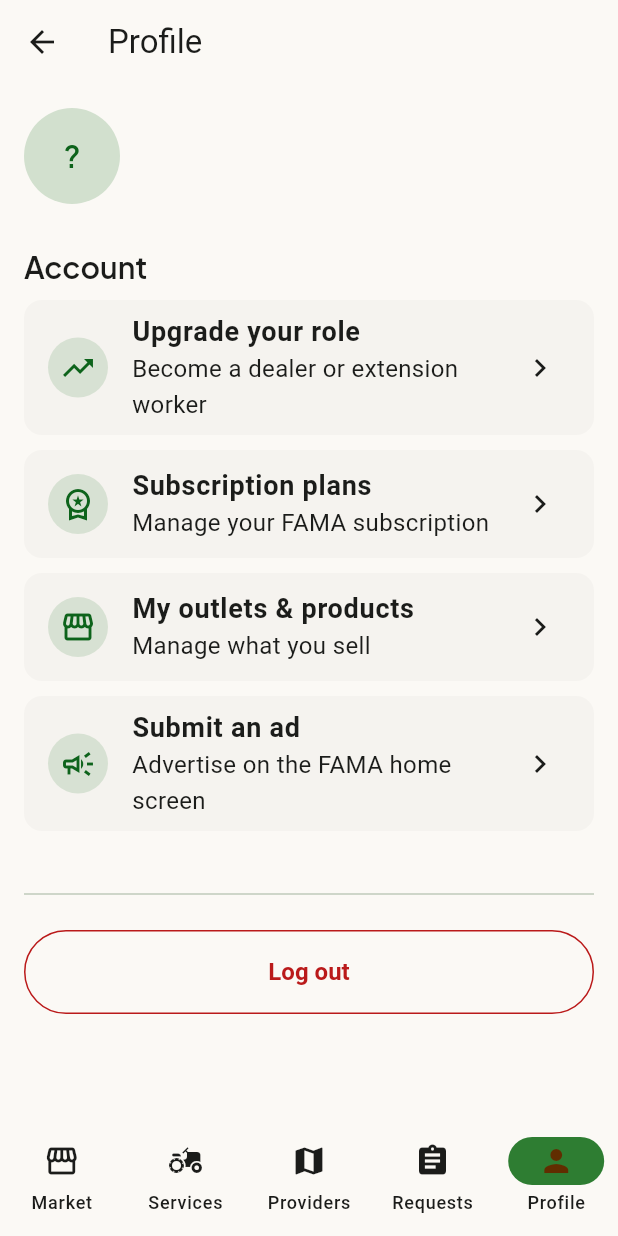
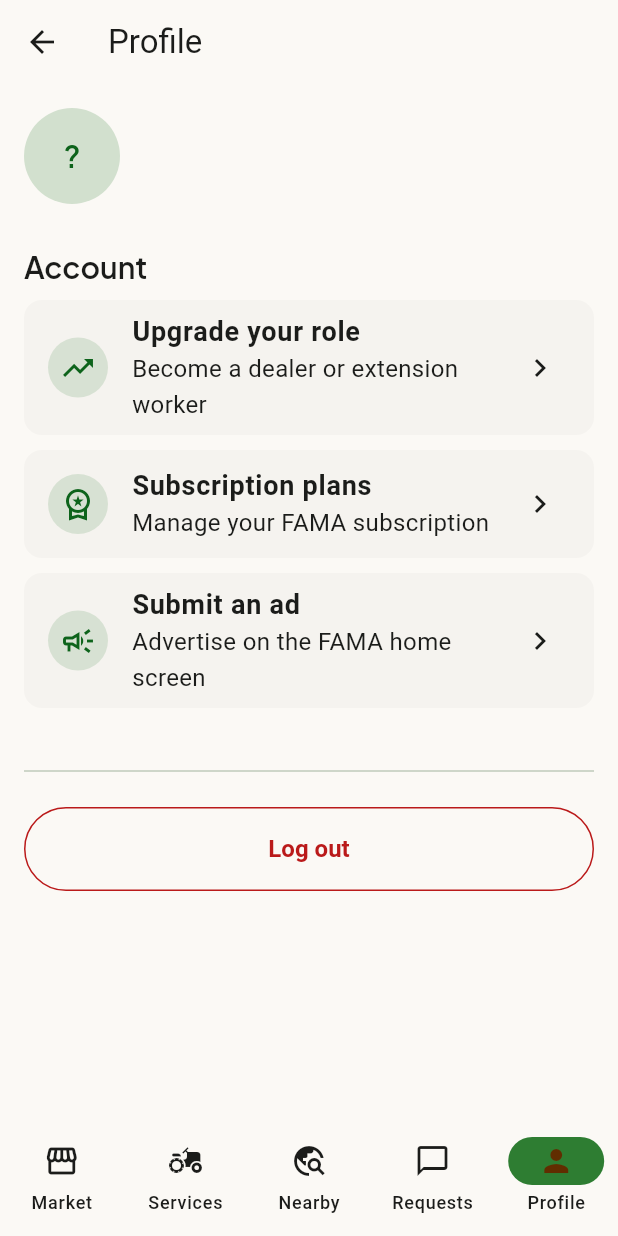
Before and after one commit to Lyazi-Patrick/fama_mobile, a Flutter app: the HomeShell screen opened directly, item 5 of the bottom bar chosen, on a phone screen of 412 x 824 dp. Run offline on Flutter 3.47's test engine with Material 3 defaults, Android fonts, the phone set to English and light mode, and no system bars; our stand-ins replace cached_network_image, dio, flutter_dotenv, flutter_secure_storage, geolocator, google_fonts and 3 more; accounts and stored records are empty; network calls fail; Roboto replaces fonts that are missing (Atkinson Hyperlegible).

Commit message:
feat: add shared widgets, network launcher, home shell, and profile screen

```diff
--- a/lib/features/home/home_shell.dart
+++ b/lib/features/home/home_shell.dart
@@ -36,8 +36,8 @@ class _HomeShellState extends State<HomeShell> {
         destinations: const [
           NavigationDestination(icon: Icon(Icons.storefront), label: 'Market'),
           NavigationDestination(icon: Icon(Icons.agriculture), label: 'Services'),
-          NavigationDestination(icon: Icon(Icons.map), label: 'Providers'),
-          NavigationDestination(icon: Icon(Icons.assignment), label: 'Requests'),
+          NavigationDestination(icon: Icon(Icons.travel_explore_outlined), selectedIcon: Icon(Icons.travel_explore), label: 'Nearby'),
+          NavigationDestination(icon: Icon(Icons.chat_bubble_outline), selectedIcon: Icon(Icons.chat_bubble), label: 'Requests'),
           NavigationDestination(icon: Icon(Icons.person), label: 'Profile'),
         ],
       ),
--- a/lib/features/profile/profile_screen.dart
+++ b/lib/features/profile/profile_screen.dart
@@ -2,6 +2,8 @@ import 'package:flutter/material.dart';
 import 'package:provider/provider.dart';
 import '../../core/theme/fama_theme.dart';
 import '../auth/auth_provider.dart';
+import '../my_outlets/my_outlets_screen.dart';
+import '../my_services/my_services_screen.dart';
 import '../role_upgrade/role_upgrade_screen.dart';
 import '../subscriptions/subscriptions_screen.dart';
 
@@ -60,10 +62,15 @@ class ProfileScreen extends StatelessWidget {
           const SizedBox(height: 28),
           Text('Account', style: textTheme.headlineMedium),
           const SizedBox(height: 8),
+          if (!(user?.isDealer ?? false) || !(user?.isExtensionWorker ?? false))
             _ProfileTile(
               icon: Icons.trending_up,
               title: 'Upgrade your role',
-            subtitle: 'Become a dealer or extension worker',
+              subtitle: (user?.isDealer ?? false)
+                  ? 'Become an extension worker'
+                  : (user?.isExtensionWorker ?? false)
+                      ? 'Become a dealer'
+                      : 'Become a dealer or extension worker',
               onTap: () => Navigator.of(context).push(
                 MaterialPageRoute(builder: (_) => const RoleUpgradeScreen()),
               ),
@@ -76,16 +83,27 @@ class ProfileScreen extends StatelessWidget {
               MaterialPageRoute(builder: (_) => const SubscriptionsScreen()),
             ),
           ),
+          // Dealer-only: farmers who haven't upgraded have nothing to
+          // manage here, so this tile simply doesn't appear for them.
+          if (user?.isDealer ?? false)
             _ProfileTile(
               icon: Icons.storefront_outlined,
               title: 'My outlets & products',
               subtitle: 'Manage what you sell',
-            onTap: () {
-              // TODO: wire to a "My Outlets" screen (GET /api/my-outlets).
-              ScaffoldMessenger.of(context).showSnackBar(
-                const SnackBar(content: Text('My Outlets screen coming soon')),
-              );
-            },
+              onTap: () => Navigator.of(context).push(
+                MaterialPageRoute(builder: (_) => const MyOutletsScreen()),
+              ),
+            ),
+          // Extension-worker-only: matches WorkerServiceForm.php / the
+          // "My Worker Profile" edit endpoint, neither useful to a farmer.
+          if (user?.isExtensionWorker ?? false)
+            _ProfileTile(
+              icon: Icons.agriculture_outlined,
+              title: 'My services & profile',
+              subtitle: 'Manage the services you offer',
+              onTap: () => Navigator.of(context).push(
+                MaterialPageRoute(builder: (_) => const MyServicesScreen()),
+              ),
             ),
           _ProfileTile(
             icon: Icons.campaign_outlined,
```
Also changed, not shown: lib/core/network/launcher.dart (added, +20 -0 lines), lib/features/shared/notification_bell.dart (added, +51 -0 lines), lib/features/shared/tag_multi_select.dart (added, +69 -0 lines). Lines whose indentation alone changed are shown as unchanged.
